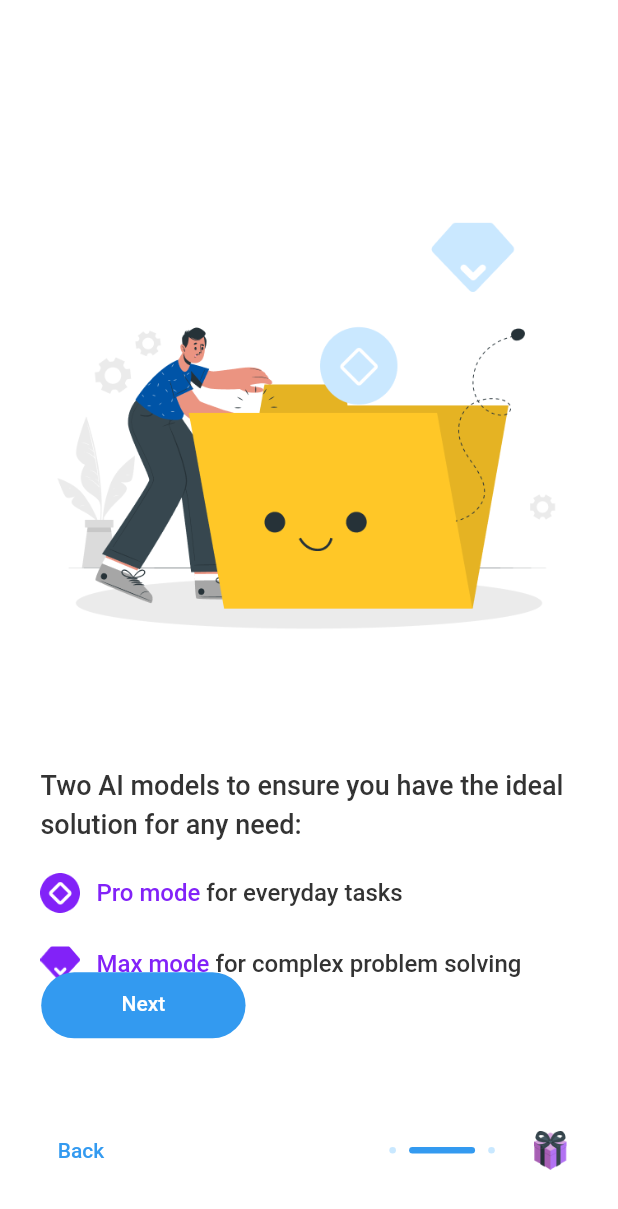
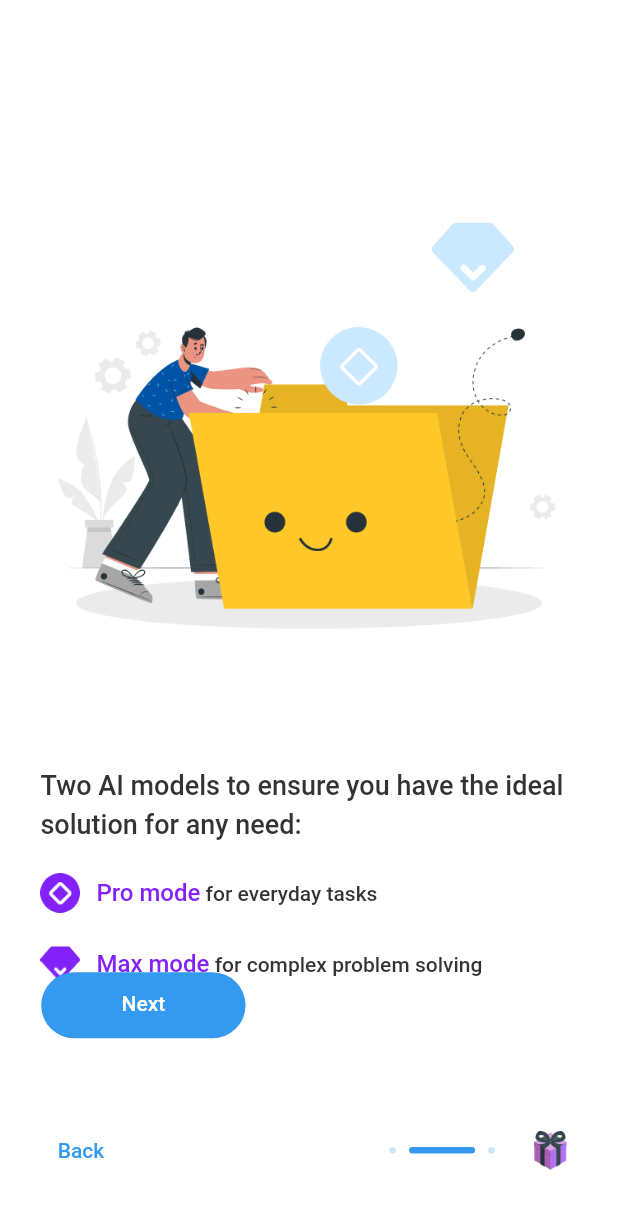
Before and after one commit to DreamRender/mathgptpro_mclient_flutter_new, a Flutter app: the IntroductionPage3 screen opened directly, on a phone screen of 412 x 824 dp. Shown: the top 1209 px of the screen. Run offline on Flutter 3.47's test engine with Material 3 defaults, Android fonts, the phone set to English and light mode, and no system bars; our stand-ins replace cached_network_image, dio, dropdown_button2, event_bus, flutter_image_compress, flutter_native_splash and 10 more; missing offline and left inert: clipboard, crop_image, enum_to_string, jwt_decode, latext, wechat_assets_picker and 1 more; accounts and stored records are empty.

Commit message:
feat: update framework

```diff
--- a/lib/view/common_module/network_image_detail_page.dart
+++ b/lib/view/common_module/network_image_detail_page.dart
@@ -18,7 +18,7 @@ class NetworkImageDetailPage extends StatefulWidget {
       : super(key: key);
 
   @override
-  _NetworkImageDetailPageState createState() => _NetworkImageDetailPageState();
+  State<NetworkImageDetailPage> createState() => _NetworkImageDetailPageState();
 }
 
 class _NetworkImageDetailPageState extends State<NetworkImageDetailPage> {
--- a/lib/view/common_module/web_view_page.dart
+++ b/lib/view/common_module/web_view_page.dart
@@ -10,7 +10,7 @@ class WebViewPage extends StatefulWidget {
   const WebViewPage({Key? key, required this.url}) : super(key: key);
 
   @override
-  _WebViewPageState createState() => _WebViewPageState();
+  State<WebViewPage> createState() => _WebViewPageState();
 }
 
 class _WebViewPageState extends State<WebViewPage> {
--- a/lib/view/introducation_module/introduction_page_1.dart
+++ b/lib/view/introducation_module/introduction_page_1.dart
@@ -13,7 +13,7 @@ class IntroductionPage1 extends StatelessWidget {
       backgroundColor: Colors.white,
       body: Stack(
         children: [
-          Container(
+          SizedBox(
             width: Get.width,
             child: Column(
               children: [
--- a/lib/view/introducation_module/introduction_page_3.dart
+++ b/lib/view/introducation_module/introduction_page_3.dart
@@ -13,7 +13,7 @@ class IntroductionPage3 extends StatelessWidget {
       backgroundColor: Colors.white,
       body: Stack(
         children: [
-          Container(
+          SizedBox(
             width: Get.width,
             child: Column(
               children: [
@@ -64,7 +64,7 @@ class IntroductionPage3 extends StatelessWidget {
                             TextSpan(
                               text: ' for everyday tasks',
                               style: TextStyle(
-                                fontSize: 16,
+                                fontSize: 14,
                                 fontWeight: FontWeight.w500,
                                 color: UiResource.primaryBlack,
                               ),
@@ -102,7 +102,7 @@ class IntroductionPage3 extends StatelessWidget {
                             TextSpan(
                               text: ' for complex problem solving',
                               style: TextStyle(
-                                fontSize: 16,
+                                fontSize: 14,
                                 fontWeight: FontWeight.w500,
                                 color: UiResource.primaryBlack,
                               ),
--- a/lib/view/introducation_module/introduction_page_4.dart
+++ b/lib/view/introducation_module/introduction_page_4.dart
@@ -2,7 +2,7 @@ import 'package:flutter/material.dart';
 import 'package:flutter_screenutil/flutter_screenutil.dart';
 import 'package:get/get.dart';
 import 'package:mathgptpro_mclient_flutter/constant/ui_resource.dart';
-import 'package:mathgptpro_mclient_flutter/view/home_module/home_page.dart';
+import 'package:mathgptpro_mclient_flutter/view/app_widget.dart';
 
 class IntroductionPage4 extends StatelessWidget {
   const IntroductionPage4({super.key});
@@ -115,7 +115,7 @@ class IntroductionPage4 extends StatelessWidget {
               ),
               child: GestureDetector(
                 onTap: () {
-                  Get.offAll(() => const HomePage());
+                  Get.offAll(() => getReturnPage());
                 },
                 child: Container(
                   padding: EdgeInsets.symmetric(vertical: 10.w),
--- a/lib/view/payment_moudule/payment_page.dart
+++ b/lib/view/payment_moudule/payment_page.dart
@@ -86,7 +86,7 @@ class _PaymentPageState extends State<PaymentPage> {
               ),
               GestureDetector(
                 onTap: () {
-                  Get.to(PaymentSuccessPage());
+                  Get.to(() => const PaymentSuccessPage());
                 },
                 child: Container(
                   height: 40.w,
@@ -123,7 +123,7 @@ class _PaymentPageState extends State<PaymentPage> {
               SizedBox(
                 height: 24.w,
               ),
-              Text(
+              const Text(
                 'Or pay with credit card',
                 style: TextStyle(
                   fontSize: 14,
--- a/lib/view/question_module/image_crop_page.dart
+++ b/lib/view/question_module/image_crop_page.dart
@@ -29,7 +29,7 @@ class ImageCropPage extends StatefulWidget {
   final bool isRedirectToQuestionPage;
 
   @override
-  _ImageCropPageState createState() => _ImageCropPageState();
+  State<ImageCropPage> createState() => _ImageCropPageState();
 }
 
 class _ImageCropPageState extends State<ImageCropPage> {
--- a/lib/view/test_view.dart
+++ b/lib/view/test_view.dart
@@ -16,8 +16,8 @@ class _TestViewState extends State<TestView> {
         children: [
           MaterialButton(
             onPressed: () {},
-            child: Text("data"),
             color: UiResource.primaryBlue,
+            child: const Text("data"),
           )
         ],
       ),
```
Also changed, not shown: 2 other files.
